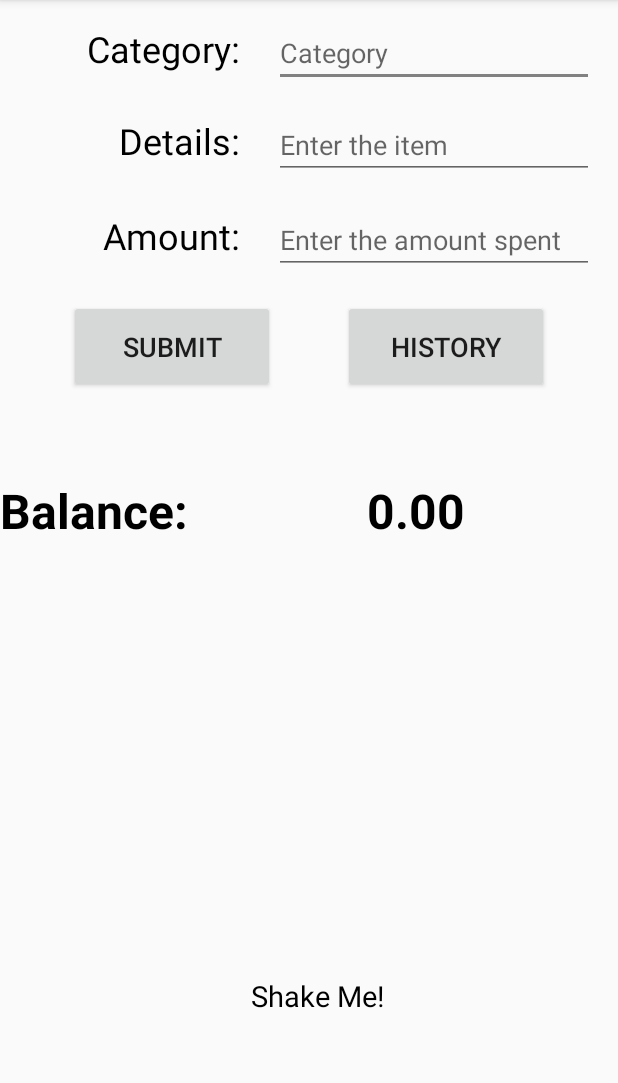
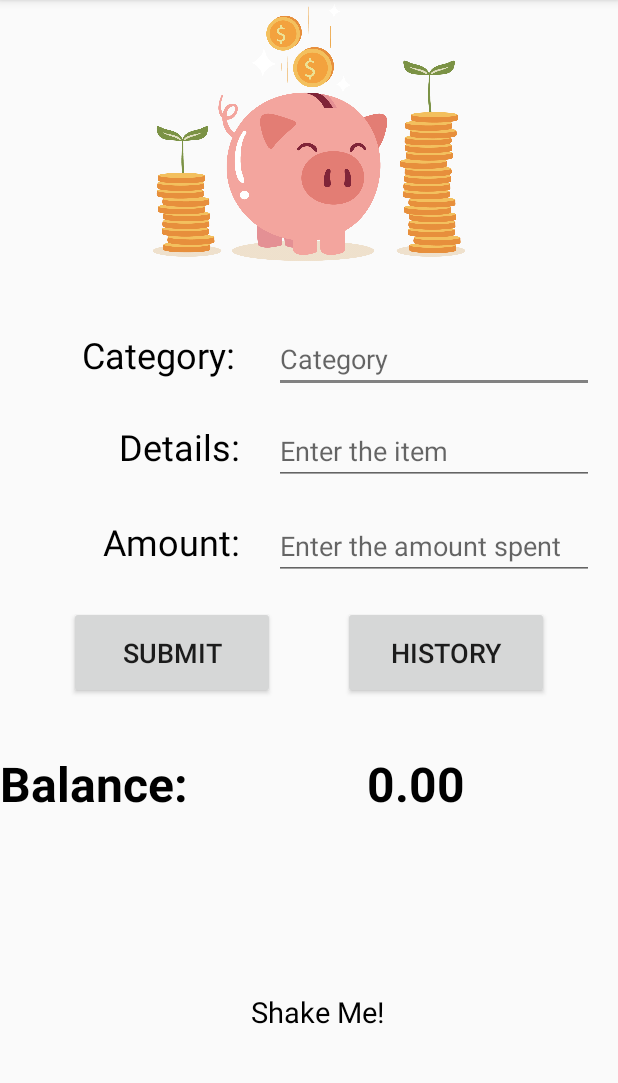
Before and after one commit to vien1994/Checkbook, an Android app: the screen it shows after launch (MainActivity), on a phone screen of 412 x 824 dp, the part 84-1167 px from its top. Run offline under Robolectric (Android 15) with nearby library versions, the phone set to English and light mode, and no system bars.

Commit message:
Added a piggy

```diff
--- a/app/src/main/res/layout/content_main.xml
+++ b/app/src/main/res/layout/content_main.xml
@@ -52,11 +52,11 @@
         android:id="@+id/textView"
         android:layout_width="128dp"
         android:layout_height="42dp"
-        android:layout_marginEnd="16dp"
+        android:layout_gravity="end"
         android:layout_marginLeft="24dp"
         android:layout_marginRight="24dp"
-        android:layout_marginStart="16dp"
-        android:layout_marginTop="16dp"
+        android:layout_marginTop="220dp"
+        android:gravity="end"
         android:text="@string/textCategory"
         android:textAlignment="viewEnd"
         android:textColor="@android:color/black"
@@ -64,9 +64,7 @@
         app:layout_constraintHorizontal_bias="0.7"
         app:layout_constraintLeft_toLeftOf="parent"
         app:layout_constraintRight_toLeftOf="@+id/editTextCat"
-        app:layout_constraintTop_toTopOf="parent"
-        android:gravity="end"
-        android:layout_gravity="end" />
+        app:layout_constraintTop_toTopOf="parent" />
 
     <TextView
         android:id="@+id/textView2"
@@ -162,8 +160,8 @@
 
     <TextView
         android:id="@+id/textViewJoke"
-        android:layout_width="365dp"
-        android:layout_height="110dp"
+        android:layout_width="362dp"
+        android:layout_height="99dp"
         android:layout_marginBottom="7dp"
         android:layout_marginLeft="8dp"
         android:layout_marginRight="8dp"
@@ -176,5 +174,14 @@
         app:layout_constraintLeft_toLeftOf="parent"
         app:layout_constraintRight_toRightOf="parent" />
 
+    <ImageView
+        android:id="@+id/imageView2"
+        android:layout_width="329dp"
+        android:layout_height="174dp"
+        app:layout_constraintEnd_toEndOf="parent"
+        app:layout_constraintStart_toStartOf="parent"
+        app:layout_constraintTop_toTopOf="parent"
+        app:srcCompat="@drawable/piggy_bank" />
+
 
 </android.support.constraint.ConstraintLayout>
```
Also changed, not shown: app/src/main/res/drawable/piggy_bank.png (added).
